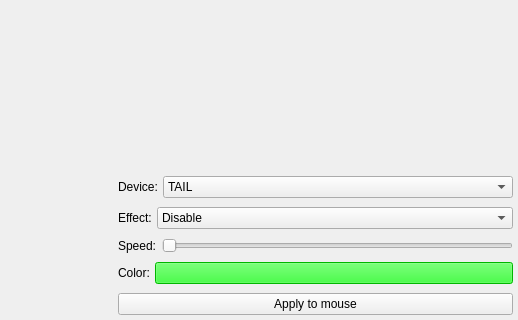
Qt form XIAOMI_MI_GAMING_MOUSE_APP/mainwindow.ui (JUGGERNAUT13/XIAOMI_MI_GAMING_MOUSE_APP) before a commit; both pictures show x 282 to 800 and y 280 to 600 of the 800 by 600 pixel window.
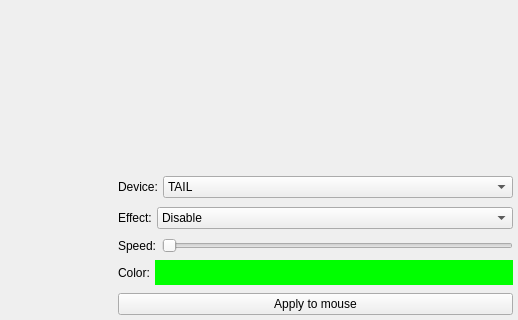
The same form after that commit.

Commit message: Changed stylesheet for color button

```diff
--- a/XIAOMI_MI_GAMING_MOUSE_APP/mainwindow.ui
+++ b/XIAOMI_MI_GAMING_MOUSE_APP/mainwindow.ui
@@ -306,8 +306,21 @@
            <verstretch>0</verstretch>
           </sizepolicy>
          </property>
+         <property name="minimumSize">
+          <size>
+           <width>0</width>
+           <height>25</height>
+          </size>
+         </property>
          <property name="styleSheet">
-          <string notr="true">background-color: #FF00FF00</string>
+          <string notr="true">QPushButton {
+background-color: #FF00FF00;
+border: 0px;
+}
+QPushButton:disabled {
+background-color: #7F00FF00;
+border: 0px;
+}</string>
          </property>
          <property name="text">
           <string notr="true"/>
```
The commit also changes 3 other files.
